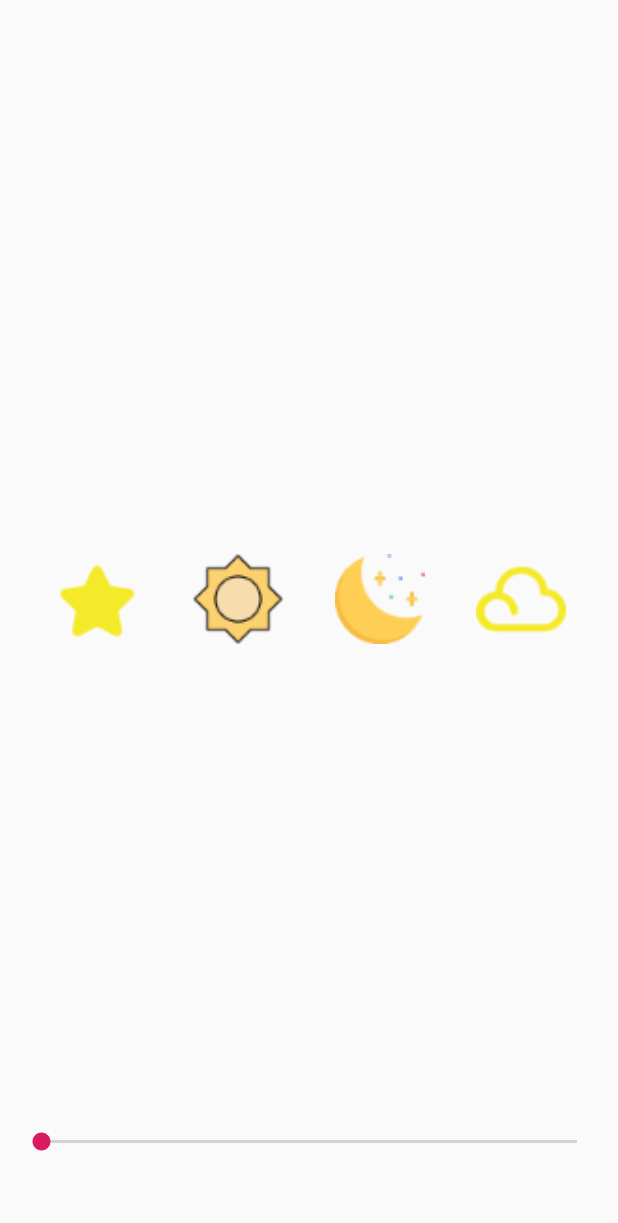
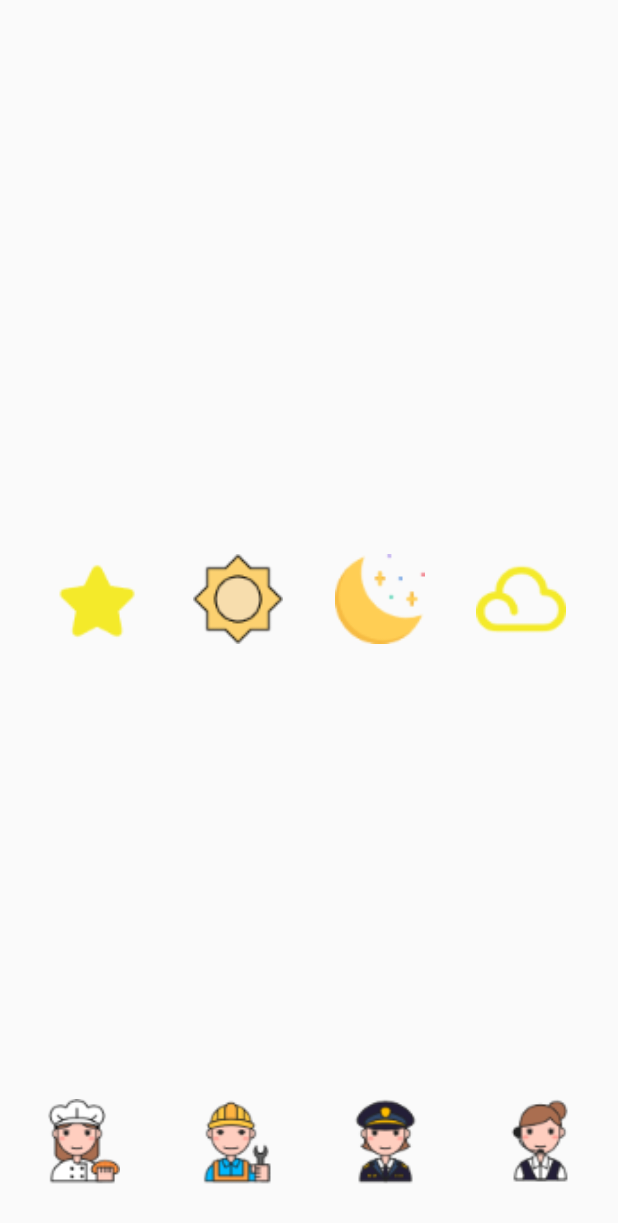
Before and after one commit to zhangqifan1/SomeLikeYouApp, an Android app: the layout activity_main.xml on its own in the app's theme, with its tools: preview values and no code run, on a phone screen of 412 x 824 dp. Shown: the top 1223 px of the screen. Run offline under Robolectric (Android 15) with nearby library versions, the phone set to English and light mode, and no system bars.

Commit message:
添加图片

```diff
--- a/app/src/main/res/layout/activity_main.xml
+++ b/app/src/main/res/layout/activity_main.xml
@@ -78,22 +78,104 @@
         </androidx.constraintlayout.motion.widget.MotionLayout>
 
 
-        <SeekBar
-            android:id="@+id/seekbar"
+        <androidx.constraintlayout.widget.ConstraintLayout
+            android:id="@+id/main_bot"
             android:layout_width="match_parent"
             android:layout_height="@dimen/dp50"
-
-
-            android:layout_marginLeft="@dimen/dp10"
-            android:layout_marginRight="@dimen/dp10"
             android:layout_marginBottom="@dimen/dp30"
-
 
             app:layout_constraintBottom_toBottomOf="parent"
 
             app:layout_constraintLeft_toLeftOf="parent"
             app:layout_constraintRight_toRightOf="parent"
-            tools:ignore="MissingConstraints" />
+            tools:ignore="MissingConstraints">
+
+
+            <LinearLayout
+                android:id="@+id/l2"
+                app:layout_constraintRight_toRightOf="parent"
+                app:layout_constraintLeft_toLeftOf="parent"
+
+                app:layout_constraintTop_toTopOf="parent"
+                app:layout_constraintBottom_toBottomOf="parent"
+                android:gravity="center_vertical"
+                android:orientation="horizontal"
+                android:layout_width="match_parent"
+                android:layout_height="match_parent">
+
+                <ImageView
+                    android:id="@+id/x1"
+                    android:src="@drawable/x1"
+                    android:layout_weight="1"
+                    android:layout_width="0dp"
+                    android:layout_height="match_parent" />
+
+                <ImageView
+                    android:id="@+id/x2"
+                    android:src="@drawable/x2"
+                    android:layout_weight="1"
+                    android:layout_width="0dp"
+                    android:layout_height="match_parent" />
+
+                <ImageView
+                    android:id="@+id/x3"
+                    android:src="@drawable/x3"
+                    android:layout_weight="1"
+                    android:layout_width="0dp"
+                    android:layout_height="match_parent" />
+
+                <ImageView
+                    android:id="@+id/x4"
+                    android:src="@drawable/x4"
+                    android:layout_weight="1"
+                    android:layout_width="0dp"
+                    android:layout_height="match_parent" />
+
+            </LinearLayout>
+
+            <LinearLayout
+                android:id="@+id/l1"
+                app:layout_constraintRight_toLeftOf="@id/l2"
+
+                app:layout_constraintTop_toTopOf="parent"
+                app:layout_constraintBottom_toBottomOf="parent"
+                android:gravity="center_vertical"
+                android:orientation="horizontal"
+                android:layout_width="@dimen/dp300"
+                android:layout_height="match_parent">
+
+                <ImageView
+                    android:id="@+id/i1"
+                    android:src="@drawable/i1"
+                    android:layout_weight="1"
+                    android:layout_width="0dp"
+                    android:layout_height="match_parent" />
+
+                <ImageView
+                    android:id="@+id/i2"
+                    android:src="@drawable/i2"
+                    android:layout_weight="1"
+                    android:layout_width="0dp"
+                    android:layout_height="match_parent" />
+
+                <ImageView
+                    android:id="@+id/i3"
+                    android:src="@drawable/i3"
+                    android:layout_weight="1"
+                    android:layout_width="0dp"
+                    android:layout_height="match_parent" />
+
+                <ImageView
+                    android:id="@+id/i4"
+                    android:src="@drawable/i4"
+                    android:layout_weight="1"
+                    android:layout_width="0dp"
+                    android:layout_height="match_parent" />
+
+            </LinearLayout>
+
+
+        </androidx.constraintlayout.widget.ConstraintLayout>
 
 
     </androidx.constraintlayout.widget.ConstraintLayout>
```
Also changed, not shown: app/src/main/java/com/as/somelikeyouapp/MainActivity.java (+49 -16 lines), app/src/main/res/layout/bot.xml (added, +89 -0 lines), app/src/main/res/drawable-xhdpi/a.gif (added), app/src/main/res/drawable-xhdpi/b.gif (added), app/src/main/res/drawable-xhdpi/i1.png (added), app/src/main/res/drawable-xhdpi/i2.png (added), app/src/main/res/drawable-xhdpi/i3.png (added), app/src/main/res/drawable-xhdpi/i4.png (added), app/src/main/res/drawable-xhdpi/x1.png (added), app/src/main/res/drawable-xhdpi/x2.png (added), app/src/main/res/drawable-xhdpi/x3.png (added), app/src/main/res/drawable-xhdpi/x4.png (added).
